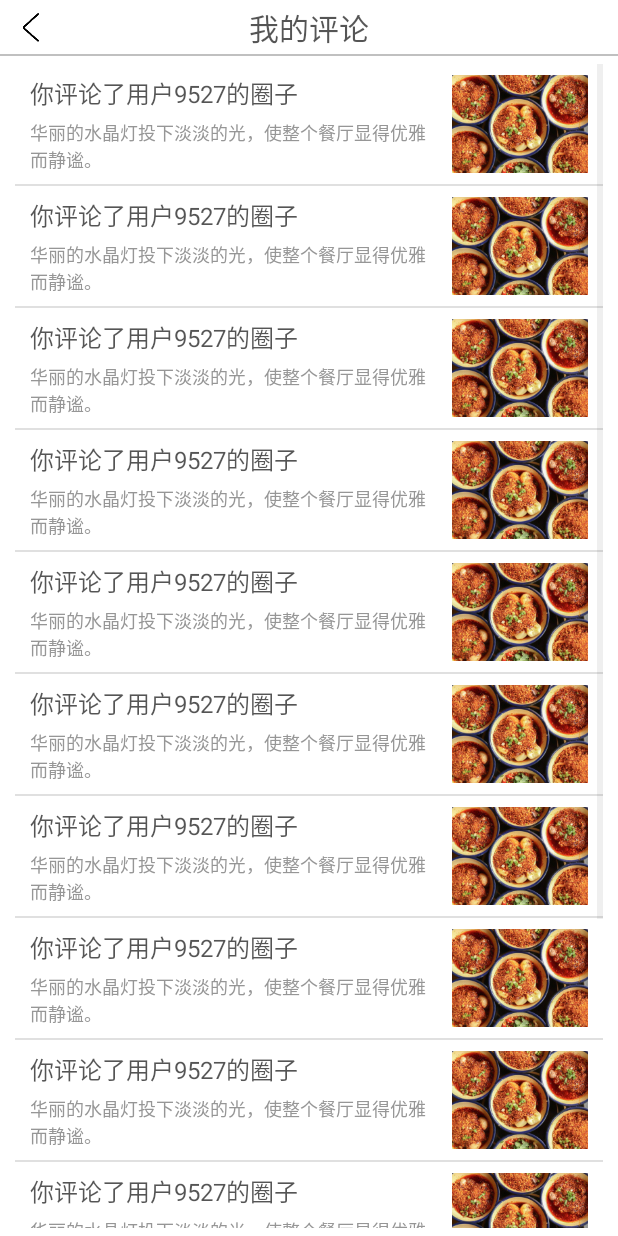
After one commit to imgaryyang/Sweet, an Android app: the MyCommentActivity screen opened directly, with no data from a screen before it, on a phone screen of 412 x 824 dp. The commit adds this screen. Run offline under Robolectric (Android 15) with nearby library versions, the phone set to English and light mode, and no system bars; our stand-ins replace CircleImageView.

Commit message:
增加我的评论页面

```diff
--- a/app/src/main/AndroidManifest.xml
+++ b/app/src/main/AndroidManifest.xml
@@ -99,6 +99,7 @@
         </activity>
         <activity android:name=".activity.SettlementActivity">
         </activity>
+        <activity android:name=".activity.MyCommentActivity"/>
     </application>
 
 </manifest>
--- /dev/null
+++ b/app/src/main/java/com/lucky/sweet/activity/MyCommentActivity.java
@@ -0,0 +1,101 @@
+package com.lucky.sweet.activity;
+
+import android.content.Intent;
+import android.os.Bundle;
+import android.view.View;
+import android.widget.AdapterView;
+import android.widget.ListView;
+
+import com.lucky.sweet.R;
+import com.lucky.sweet.adapter.MyCommentAdapter;
+import com.lucky.sweet.adapter.PersonalCircleAdapter;
+import com.lucky.sweet.service.CommunicationService;
+import com.lucky.sweet.views.ShopCarPopWindow;
+import com.lucky.sweet.widgets.Title;
+import com.lucky.sweet.widgets.ToolBar;
+
+import java.util.ArrayList;
+import java.util.List;
+
+/**
+ * Created by Qiuyue on 2018/1/31.
+ */
+
+// ╭︿︿︿╮  ╭︿︿︿╮  ╭︿︿︿╮
+// {/ o o /} {/ . . /} {/ ︿︿ /}
+// ( (oo) )  ( (oo) )  ( (oo) )
+//   ︶︶︶     ︶︶︶     ︶︶︶
+
+public class MyCommentActivity extends BaseActivity {
+
+    private Title title = null;
+    private ListView lv_myComment;
+
+    @Override
+    void onServiceBind(CommunicationService.MyBinder myBinder) {
+
+    }
+
+    @Override
+    protected void onCreate(Bundle savedInstanceState) {
+        super.onCreate(savedInstanceState);
+        setContentView(R.layout.activity_mycomment);
+        initTitle();
+        initViews();
+    }
+
+    private void initViews() {
+        lv_myComment = (ListView)findViewById(R.id.lv_myComment);
+        ArrayList<String> objects = new ArrayList<String>();
+        objects.add("");
+        objects.add("");
+        objects.add("");
+        objects.add("");
+        objects.add("");
+        objects.add("");
+        objects.add("");
+        objects.add("");
+        objects.add("");
+        objects.add("");
+        objects.add("");
+        objects.add("");
+        objects.add("");
+        lv_myComment.setAdapter(new MyCommentAdapter(objects,this));
+        lv_myComment.setOnItemClickListener(new AdapterView.OnItemClickListener() {
+            @Override
+            public void onItemClick(AdapterView<?> adapterView, View view,
+                                    int i, long l) {
+                Intent intent = new Intent(MyCommentActivity.this, PersonalCircleActivity.class);
+                startActivity(intent);
+                overridePendingTransition(R.anim.act_left_in, R.anim.act_left_out);
+            }
+        });
+
+    }
+
+    private void initTitle() {
+        ToolBar toolBar = new ToolBar(this);
+        toolBar.setColorNewBar(getResources().getColor(R.color.white), 0);
+        title = (Title) findViewById(R.id.title);
+        title.setTitleNameStr("我的评论");
+
+        Title.ButtonInfo buttonLeft = new Title.ButtonInfo(true, Title
+                .BUTTON_LEFT,R.drawable.selector_btn_titleback, null);
+
+        title.setOnTitleButtonClickListener(new Title
+                .OnTitleButtonClickListener() {
+            @Override
+            public void onClick(int id, Title.ButtonViewHolder viewHolder) {
+                switch (id) {
+                    case Title.BUTTON_LEFT:
+                        finish();
+                        goPreAnim();
+                        break;
+                }
+            }
+        });
+
+        title.mSetButtonInfo(buttonLeft);
+
+    }
+}
--- /dev/null
+++ b/app/src/main/java/com/lucky/sweet/adapter/MyCommentAdapter.java
@@ -0,0 +1,63 @@
+package com.lucky.sweet.adapter;
+
+import android.content.Context;
+import android.view.View;
+import android.view.ViewGroup;
+import android.widget.BaseAdapter;
+
+import com.lucky.sweet.R;
+import com.lucky.sweet.views.CircleImageView;
+
+import java.util.List;
+
+/**
+ * Created by Qiuyue on 2018/1/31.
+ */
+
+// ╭︿︿︿╮  ╭︿︿︿╮  ╭︿︿︿╮
+// {/ o o /} {/ . . /} {/ ︿︿ /}
+// ( (oo) )  ( (oo) )  ( (oo) )
+//   ︶︶︶     ︶︶︶     ︶︶︶
+
+public class MyCommentAdapter extends BaseAdapter {
+
+    private List<String> datas;
+    private Context context;
+
+    public MyCommentAdapter(List<String> datas, Context context) {
+        this.datas = datas;
+        this.context = context;
+    }
+
+    static public class ViewHolder {
+    }
+
+    @Override
+    public int getCount() {
+        return datas.size();
+    }
+
+    @Override
+    public Object getItem(int position) {
+        return datas.get(position);
+    }
+
+    @Override
+    public long getItemId(int position) {
+        return position;
+    }
+
+    @Override
+    public View getView(int position, View convertView, ViewGroup parent) {
+        ViewHolder viewHolder = null;
+        if (convertView == null) {
+            convertView = View.inflate(context, R.layout.item_mycomment, null);
+            viewHolder = new MyCommentAdapter.ViewHolder();
+            convertView.setTag(viewHolder);
+        } else {
+            viewHolder = (ViewHolder) convertView.getTag();
+        }
+
+        return convertView;
+    }
+}
--- a/app/src/main/java/com/lucky/sweet/fragment/ImMeFragment.java
+++ b/app/src/main/java/com/lucky/sweet/fragment/ImMeFragment.java
@@ -11,6 +11,7 @@ import android.view.ViewGroup;
 import android.widget.Button;
 
 import com.lucky.sweet.R;
+import com.lucky.sweet.activity.MyCommentActivity;
 import com.lucky.sweet.activity.OrderSubmitActivity;
 import com.lucky.sweet.activity.SetUserInfoActivity;
 import com.lucky.sweet.activity.VipCardActiviry;
@@ -80,6 +81,15 @@ public class ImMeFragment extends Fragment {
             }
         });
 
+        view.findViewById(R.id.rl_mycomment).setOnClickListener(new View.OnClickListener() {
+            @Override
+            public void onClick(View v) {
+                startActivity(new Intent(getActivity(), MyCommentActivity.class));
+                getActivity().overridePendingTransition(R.anim.act_left_in, R.anim.act_left_out);
+
+            }
+        });
+
         imv_head = view.findViewById(R.id.imv_head);
         imv_head.setmDrawShapeType(CircleImageView.SHAPE_CIRCLE);
     }
--- /dev/null
+++ b/app/src/main/res/drawable/selector_lv_bg.xml
@@ -0,0 +1,7 @@
+<?xml version="1.0" encoding="utf-8"?>
+<selector xmlns:android="http://schemas.android.com/apk/res/android">
+    <item android:state_pressed="true"
+          android:drawable="@color/gray0"/>
+
+    <item android:drawable="@color/white" />
+</selector>
--- /dev/null
+++ b/app/src/main/res/layout/activity_mycomment.xml
@@ -0,0 +1,22 @@
+<?xml version="1.0" encoding="utf-8"?>
+<LinearLayout
+    xmlns:android="http://schemas.android.com/apk/res/android"
+    android:layout_width="match_parent"
+    android:layout_height="match_parent"
+    android:orientation="vertical"
+    android:background="@color/white">
+
+    <include layout="@layout/layout_title"/>
+
+    <ListView
+        android:id="@+id/lv_myComment"
+        android:layout_width="match_parent"
+        android:layout_height="match_parent"
+        android:layout_marginLeft="10dp"
+        android:layout_marginRight="10dp"
+        android:layout_marginTop="5dp"
+        android:layout_marginBottom="5dp">
+
+    </ListView>
+
+</LinearLayout>
--- a/app/src/main/res/layout/fragment_imme.xml
+++ b/app/src/main/res/layout/fragment_imme.xml
@@ -130,6 +130,7 @@
                 android:orientation="horizontal">
 
                 <RelativeLayout
+                    android:id="@+id/rl_mycomment"
                     android:layout_width="0dp"
                     android:layout_height="match_parent"
                     android:layout_gravity="center"
--- /dev/null
+++ b/app/src/main/res/layout/item_mycomment.xml
@@ -0,0 +1,46 @@
+<?xml version="1.0" encoding="utf-8"?>
+<LinearLayout
+    xmlns:android="http://schemas.android.com/apk/res/android"
+    android:layout_width="match_parent"
+    android:layout_height="100dp"
+    android:background="@drawable/selector_lv_bg"
+    android:orientation="horizontal">
+
+    <LinearLayout
+        android:layout_weight="3"
+        android:layout_width="0dp"
+        android:layout_height="match_parent"
+        android:layout_marginLeft="10dp"
+        android:layout_marginRight="10dp"
+        android:gravity="center"
+        android:orientation="vertical">
+        <TextView
+            android:layout_width="match_parent"
+            android:layout_height="wrap_content"
+            android:text="你评论了用户9527的圈子"
+            android:textColor="@color/black"
+            android:textSize="16dp"/>
+        <TextView
+            android:layout_width="match_parent"
+            android:layout_height="wrap_content"
+            android:text="华丽的水晶灯投下淡淡的光，使整个餐厅显得优雅而静谧。"
+            android:textColor="@color/gray3"
+            android:textSize="12dp"
+            android:layout_marginTop="5dp"/>
+    </LinearLayout>
+
+    <LinearLayout
+        android:layout_weight="1"
+        android:layout_width="@dimen/dimen_0_dp"
+        android:layout_height="match_parent"
+        android:gravity="center"
+        android:layout_marginRight="10dp">
+        <ImageView
+            android:layout_width="100dp"
+            android:layout_height="80dp"
+            android:src="@mipmap/test_food"/>
+    </LinearLayout>
+
+
+
+</LinearLayout>
```
